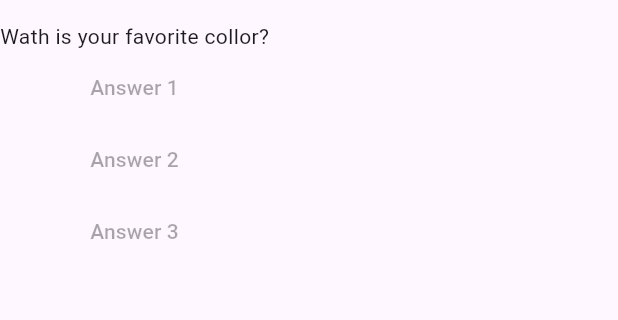
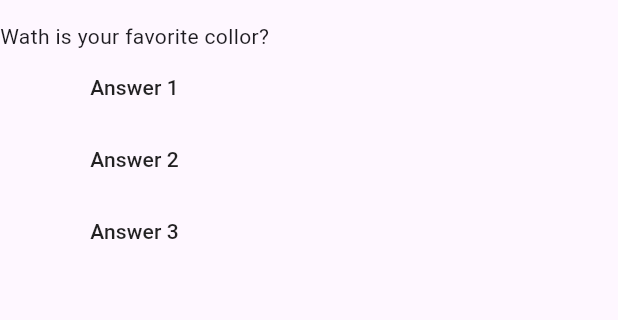
Before and after one commit to f3lipems/quizz, a Flutter app: the screen it shows after launch, on a phone screen of 412 x 824 dp, the part 63-383 px from its top. Run offline on Flutter 3.47's test engine with Material 3 defaults, Android fonts, the phone set to English and light mode, and no system bars.

```diff
--- a/lib/main.dart
+++ b/lib/main.dart
@@ -4,8 +4,15 @@ void main() {
   runApp(const MainApp());
 }
 
-class MainApp extends StatelessWidget {
-  const MainApp({super.key});
+class MainAppState extends State<MainApp> {
+  var selectedAnswer = 0;
+
+  void reply() {
+    setState(() {
+      selectedAnswer++;
+    });
+    print(selectedAnswer);
+  }
 
   @override
   Widget build(BuildContext context) {
@@ -16,31 +23,36 @@ class MainApp extends StatelessWidget {
 
     return MaterialApp(
       home: Scaffold(
-
         appBar: AppBar(
           title: const Text('Quizz'),
         ),
-
         body: Column(
           children: [
-            Text(questions.elementAt(0)),
-            const MaterialButton(
-              onPressed: null,
-              child: Text('Answer 1'),
+            Text(questions.elementAt(selectedAnswer)),
+            MaterialButton(
+              onPressed: reply,
+              child: const Text('Answer 1'),
             ),
-            const MaterialButton(
-              onPressed: null,
+            MaterialButton(
+              onPressed: reply,
               child: Text('Answer 2'),
             ),
-            const MaterialButton(
-              onPressed: null,
+            MaterialButton(
+              onPressed: reply,
               child: Text('Answer 3'),
             ),
           ],
         ),
-
-
       ),
     );
   }
 }
+
+class MainApp extends StatefulWidget {
+  const MainApp({super.key});
+
+  @override
+  State<StatefulWidget> createState() {
+    return MainAppState();
+  }
+}
```
